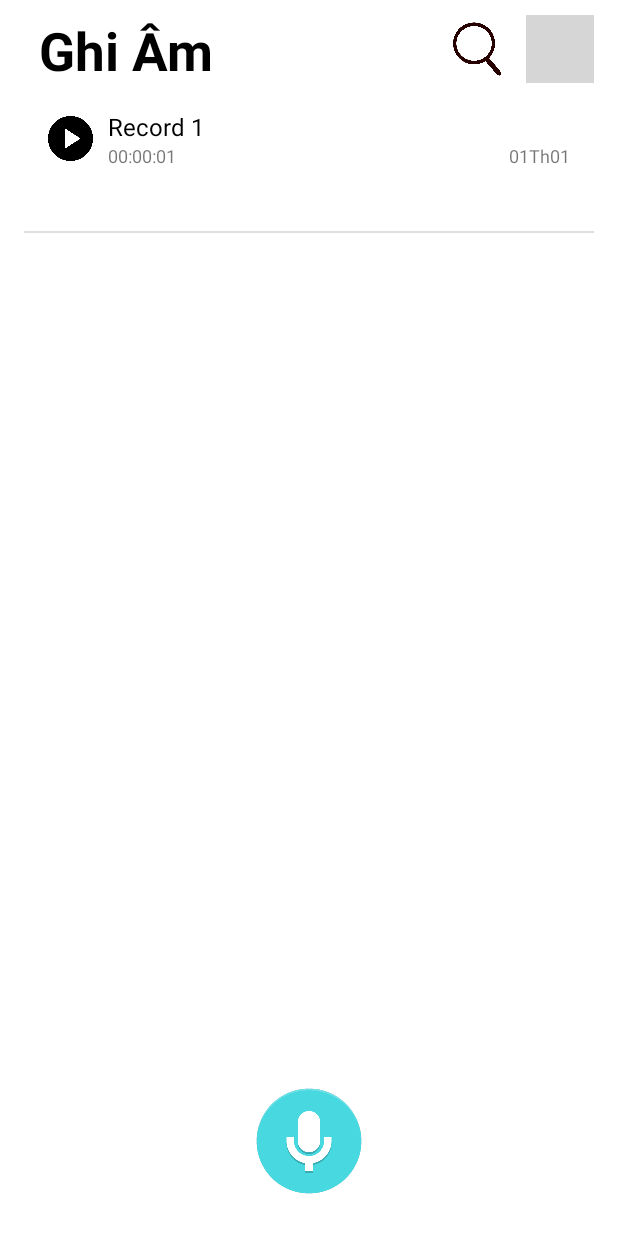
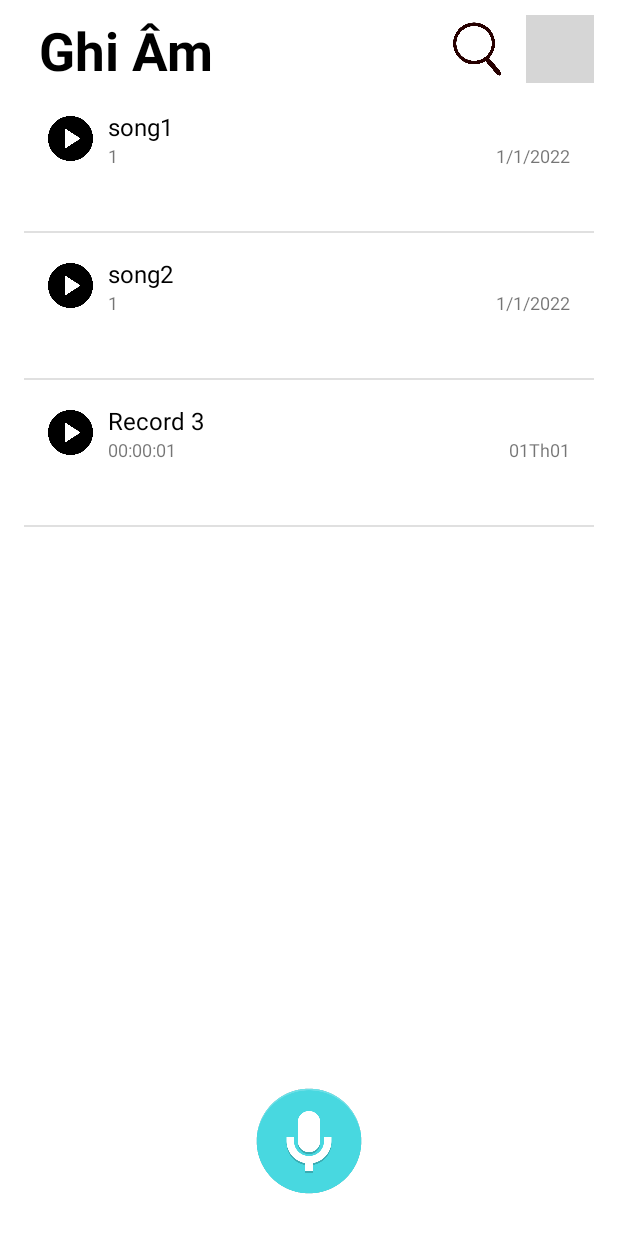
Before and after one commit to tritranmn2/mobile-recorder-app, an Android app: the screen it shows after launch (ListRecord), after a tap on an icon or button, on a phone screen of 412 x 824 dp. Shown: the top 1233 px of the screen. Run offline under Robolectric (Android 15) with nearby library versions, the phone set to English and light mode, and no system bars; grey boxes are pictures that could not be loaded.

Commit message:
GROUP09-49 playback theo ten file

```diff
--- a/app/src/main/java/com/example/recorder/DataAdapterRCList.java
+++ b/app/src/main/java/com/example/recorder/DataAdapterRCList.java
@@ -113,6 +113,7 @@
                 Context context = v.getContext();
                 switchActivity(context,RecordDetailActivity.class);
             }
+
         });
 
         // Trả về view kết quả.
--- a/app/src/main/java/com/example/recorder/ListRecord.java
+++ b/app/src/main/java/com/example/recorder/ListRecord.java
@@ -18,15 +18,18 @@
 
 //chương trình chạy đầu tiên sẽ chạy file này (cày đặt mặc định trong manifest)
 public class ListRecord extends Activity {
+
     Activity ac = this;
     DataAdapterRCList adapter;
     private ListView listView;
     public ProgressBar progressBar;
     public ImageView img;
     ImageView btn_rc;
+
     List<String> items_title = new ArrayList<String>();
     List<String> items_length = new ArrayList<String>();
     List<String> items_date = new ArrayList<String>();
+
 //    name
 
     @Override
@@ -41,6 +44,10 @@
         adapter = new DataAdapterRCList(this, items_title, items_length, items_date);
         listView.setAdapter(adapter);
         adapter.notifyDataSetChanged();
+
+//Load danh sach nhac da luu
+        addItem("song1","1","1/1/2022");
+        addItem("song2","1","1/1/2022");
 
         btn_rc = (ImageView) findViewById(R.id.btn_rc);
 
--- a/app/src/main/java/com/example/recorder/PlayBackground.java
+++ b/app/src/main/java/com/example/recorder/PlayBackground.java
@@ -21,7 +21,7 @@
         Toast.makeText(this, "playback Created", Toast.LENGTH_LONG).show();
         Log.e("playback", "onCreate");
         boolIsServiceCreated = true;
-        player = MediaPlayer.create(getApplicationContext(), R.raw.music);
+        player = MediaPlayer.create(getApplicationContext(), R.raw.song2);
     }
 
     @Override
--- a/app/src/main/res/layout/list_rc_item.xml
+++ b/app/src/main/res/layout/list_rc_item.xml
@@ -15,7 +15,8 @@
             android:layout_height="30dp"
             android:src="@drawable/playbutton"
             android:layout_gravity="center_vertical"
-            android:layout_marginRight="10dp"/>
+            android:layout_marginRight="10dp"
+            android:onClick="play"/>
         <LinearLayout
             android:layout_width="match_parent"
             android:layout_height="wrap_content"
@@ -50,12 +51,14 @@
 
         </LinearLayout>
     </LinearLayout>
+
     <ProgressBar
+        android:id="@+id/list_item_progress"
         style="?android:attr/progressBarStyleHorizontal"
-        android:id="@+id/list_item_progress"
         android:layout_width="match_parent"
         android:layout_height="wrap_content"
-        android:layout_marginTop="10dp"/>
+        android:layout_marginTop="10dp"
+        android:visibility="invisible" />
 
 
 </LinearLayout>
--- a/app/src/main/res/layout/view_detail_record.xml
+++ b/app/src/main/res/layout/view_detail_record.xml
@@ -96,9 +96,11 @@
         android:textColor="@color/black"
         android:textOff=""
         android:textOn=""
+        android:onClick="play"
         app:layout_constraintBottom_toBottomOf="parent"
         app:layout_constraintEnd_toEndOf="parent"
-        app:layout_constraintStart_toStartOf="parent" />
+        app:layout_constraintStart_toStartOf="parent"
+        />
 
     <ProgressBar
         android:id="@+id/progressBar"
```
Also changed, not shown: app/src/main/java/com/example/recorder/Record.java (added, +17 -0 lines), app/src/main/java/com/example/recorder/RecordDetailActivity.java (+51 -1 lines), 3 other files.
